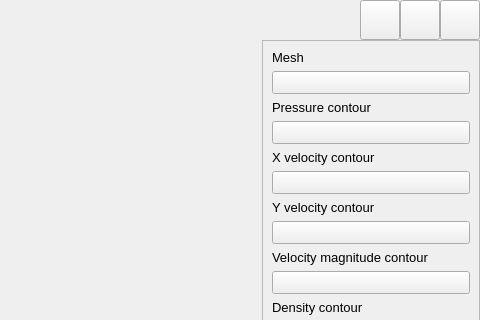
Before: the Qt Designer form src/mainwindow.ui in Popwine/BridgeWind, drawn with Qt 5; both pictures show x 808 to 1288 and y 0 to 320 of the 1288 by 672 pixel window.
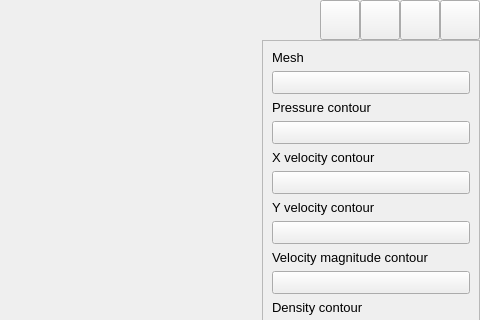
After: the same form once the commit is applied. The open tabs and pages were chosen to show the change. Custom widgets are drawn as their Qt base class.

```diff
--- a/src/mainwindow.ui
+++ b/src/mainwindow.ui
@@ -95,6 +95,25 @@
             </property>
            </widget>
           </item>
+          <item>
+           <widget class="QPushButton" name="settingsButton">
+            <property name="minimumSize">
+             <size>
+              <width>40</width>
+              <height>40</height>
+             </size>
+            </property>
+            <property name="maximumSize">
+             <size>
+              <width>40</width>
+              <height>40</height>
+             </size>
+            </property>
+            <property name="text">
+             <string/>
+            </property>
+           </widget>
+          </item>
           <item>
            <widget class="QPushButton" name="minimizeButton">
             <property name="minimumSize">
```
Left out of the diff: 8 changed lines with no effect on the pictures.
